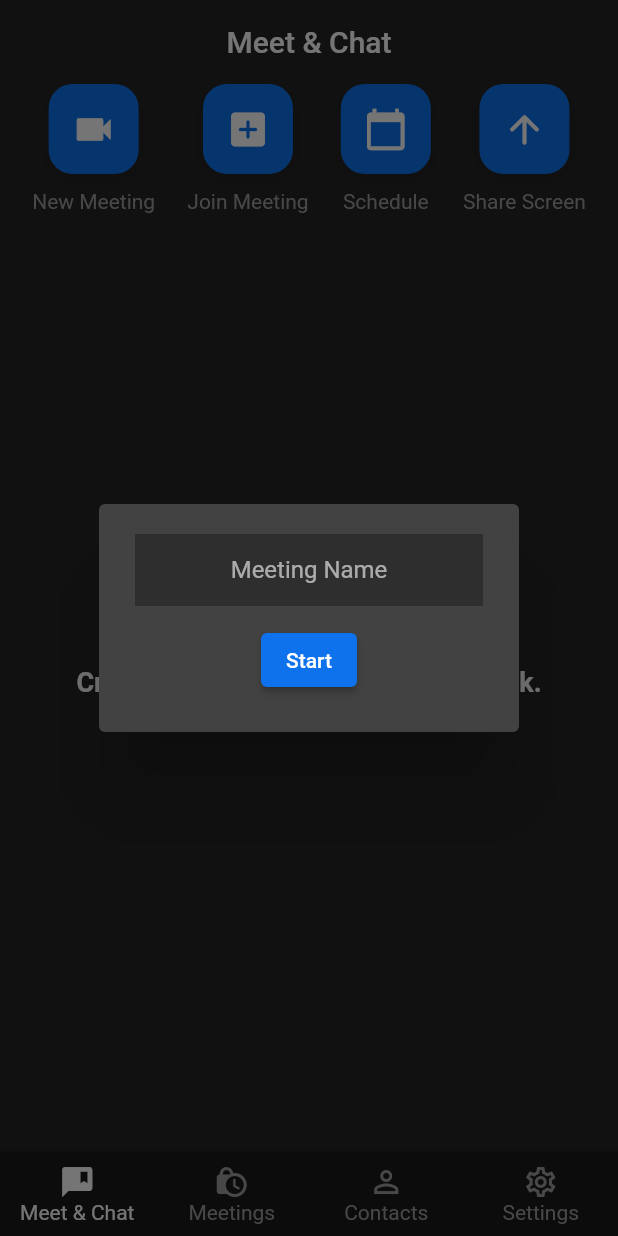
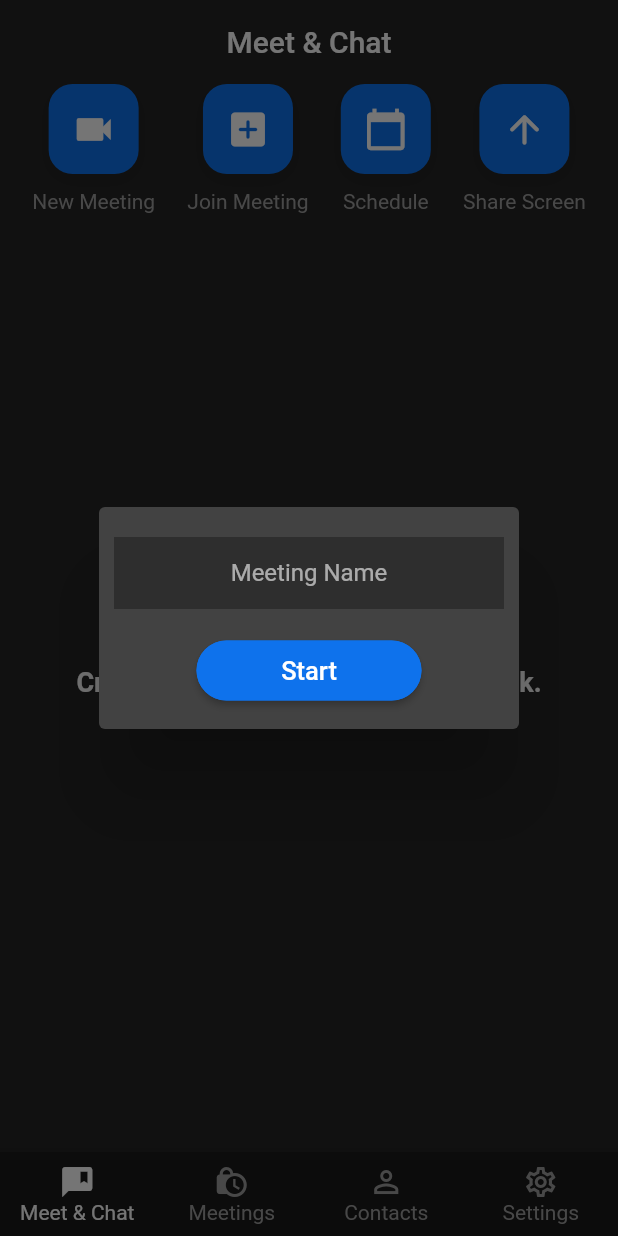
Before and after one commit to CPAD-Gazipur/Zoom, a Flutter app: the screen it shows once a user with an empty profile is signed in, after a tap on "New Meeting", on a phone screen of 412 x 824 dp. Run offline on Flutter 3.47's test engine with Material 2 defaults, Android fonts, the phone set to English and light mode, and no system bars; our stand-ins replace cloud_firestore, firebase_auth, firebase_core, google_sign_in, timeago; missing offline and left inert: jitsi_meet; accounts and stored records are empty; network calls fail.

Commit message:
Zoom: Make Custom Button Dynamic Height, Weight, and Padding. Added Dynamic AppBar Title, Re-Size Pop-Up Box Size, Added Setting Screen.

```diff
--- a/lib/screens/home_screen.dart
+++ b/lib/screens/home_screen.dart
@@ -19,14 +19,19 @@ class _HomeScreenState extends State<HomeScreen> {
   }
 
   List<Widget> pages = [
-    MeetingScreen(),
+    const MeetingScreen(),
     const MeetingHistoryScreen(),
     const Center(
       child: Text('Contacts'),
     ),
-    const Center(
-      child: Text('Settings'),
-    ),
+    const SettingsScreen(),
+  ];
+
+  List<String> appBarTitles = [
+    'Meet & Chat',
+    'Meetings',
+    'Contacts',
+    'Settings',
   ];
 
   @override
@@ -34,7 +39,7 @@ class _HomeScreenState extends State<HomeScreen> {
     return Scaffold(
       appBar: AppBar(
         elevation: 0,
-        title: const Text('Meet & Chat'),
+        title: Text(appBarTitles[_currentPage]),
         centerTitle: true,
         backgroundColor: backgroundColor,
       ),
--- a/lib/screens/meeting_screen.dart
+++ b/lib/screens/meeting_screen.dart
@@ -22,11 +22,19 @@ class _MeetingScreenState extends State<MeetingScreen> {
       context: context,
       builder: (BuildContext context) {
         return AlertDialog(
+          contentPadding: const EdgeInsets.only(
+            top: 20.0,
+            left: 5.0,
+            right: 5.0,
+            bottom: 10.0,
+          ),
           content: Column(
             mainAxisSize: MainAxisSize.min,
             children: <Widget>[
               SizedBox(
                 height: 60,
+                child: Padding(
+                  padding: const EdgeInsets.symmetric(horizontal: 5.0),
                   child: TextField(
                     controller: meetingNameController,
                     maxLines: 1,
@@ -40,11 +48,12 @@ class _MeetingScreenState extends State<MeetingScreen> {
                     ),
                   ),
                 ),
-              ElevatedButton(
-                style: ElevatedButton.styleFrom(
-                  backgroundColor: buttonColor,
               ),
-                child: const Text("Start"),
+              CustomButton(
+                text: 'Start',
+                padding: 5.0,
+                height: 40,
+                weight: 150,
                 onPressed: () {
                   if (meetingNameController.text.isNotEmpty) {
                     Navigator.pop(context);
@@ -66,7 +75,7 @@ class _MeetingScreenState extends State<MeetingScreen> {
                     );
                   }
                 },
-              )
+              ),
             ],
           ),
         );
--- a/lib/screens/screens.dart
+++ b/lib/screens/screens.dart
@@ -3,3 +3,4 @@ export 'join_a_meeting_screen.dart';
 export 'login_screen.dart';
 export 'meeting_history_screen.dart';
 export 'meeting_screen.dart';
+export 'settings_screen.dart';
--- /dev/null
+++ b/lib/screens/settings_screen.dart
@@ -0,0 +1,18 @@
+import 'package:flutter/cupertino.dart';
+import 'package:zoom_clone/widgets/custom_button.dart';
+
+class SettingsScreen extends StatelessWidget {
+  const SettingsScreen({Key? key}) : super(key: key);
+
+  @override
+  Widget build(BuildContext context) {
+    return Center(
+      child: CustomButton(
+        text: 'Logout',
+        onPressed: () {},
+        padding: 5.0,
+        weight: 200,
+      ),
+    );
+  }
+}
--- a/lib/widgets/custom_button.dart
+++ b/lib/widgets/custom_button.dart
@@ -4,22 +4,28 @@ import 'package:zoom_clone/utils/utils.dart';
 class CustomButton extends StatelessWidget {
   final String text;
   final VoidCallback onPressed;
+  final double padding;
+  final double height;
+  final double weight;
 
   const CustomButton({
     Key? key,
     required this.text,
     required this.onPressed,
+    this.padding = 18.0,
+    this.height = 50,
+    this.weight = double.infinity,
   }) : super(key: key);
 
   @override
   Widget build(BuildContext context) {
     return Padding(
-      padding: const EdgeInsets.all(18.0),
+      padding: EdgeInsets.all(padding),
       child: ElevatedButton(
         onPressed: onPressed,
         style: ElevatedButton.styleFrom(
           backgroundColor: buttonColor,
-          minimumSize: const Size(double.infinity, 50),
+          minimumSize: Size(weight, height),
           shape: RoundedRectangleBorder(
             borderRadius: BorderRadius.circular(30),
             side: const BorderSide(color: buttonColor),
```
Lines whose indentation alone changed are shown as unchanged.
